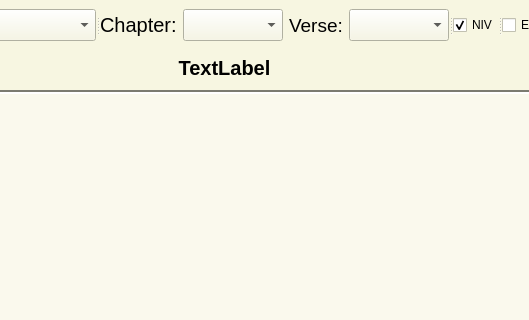
Qt form Terminal Bible.ui (RobertWestbrook/Terminal-Bible) before a commit; both pictures show x 170 to 699 and y 0 to 320 of the 790 by 523 pixel window.
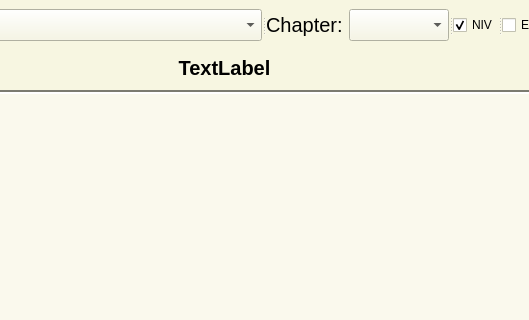
The same form after that commit.

Commit message:
Got rid of the Single Verse display.
Still have bugs to work out in the logic for Chapter index change.

Diff of the .ui file:
```diff
--- a/Terminal Bible.ui
+++ b/Terminal Bible.ui
@@ -638,7 +638,7 @@
           </property>
          </widget>
          <widget class="QWidget" name="layoutWidget">
-          <layout class="QGridLayout" name="gridLayout_2" rowstretch="0" columnstretch="0,0,0,0">
+          <layout class="QGridLayout" name="gridLayout_2" rowstretch="0" columnstretch="0,0">
            <property name="sizeConstraint">
             <enum>QLayout::SetNoConstraint</enum>
            </property>
@@ -669,24 +669,6 @@
              </property>
             </widget>
            </item>
-           <item row="0" column="2">
-            <widget class="QLabel" name="label">
-             <property name="sizePolicy">
-              <sizepolicy hsizetype="Preferred" vsizetype="Preferred">
-               <horstretch>0</horstretch>
-               <verstretch>0</verstretch>
-              </sizepolicy>
-             </property>
-             <property name="font">
-              <font>
-               <pointsize>14</pointsize>
-              </font>
-             </property>
-             <property name="text">
-              <string>Verse:</string>
-             </property>
-            </widget>
-           </item>
            <item row="0" column="0">
             <widget class="QLabel" name="label_2">
              <property name="sizePolicy">
@@ -705,24 +687,6 @@
              </property>
             </widget>
            </item>
-           <item row="0" column="3">
-            <widget class="QComboBox" name="comboVerse">
-             <property name="sizePolicy">
-              <sizepolicy hsizetype="Preferred" vsizetype="Fixed">
-               <horstretch>0</horstretch>
-               <verstretch>0</verstretch>
-              </sizepolicy>
-             </property>
-             <property name="font">
-              <font>
-               <pointsize>15</pointsize>
-              </font>
-             </property>
-             <property name="minimumContentsLength">
-              <number>0</number>
-             </property>
-            </widget>
-           </item>
           </layout>
          </widget>
          <widget class="QCheckBox" name="NIVbox">
```
The commit also changes 1 other file.
